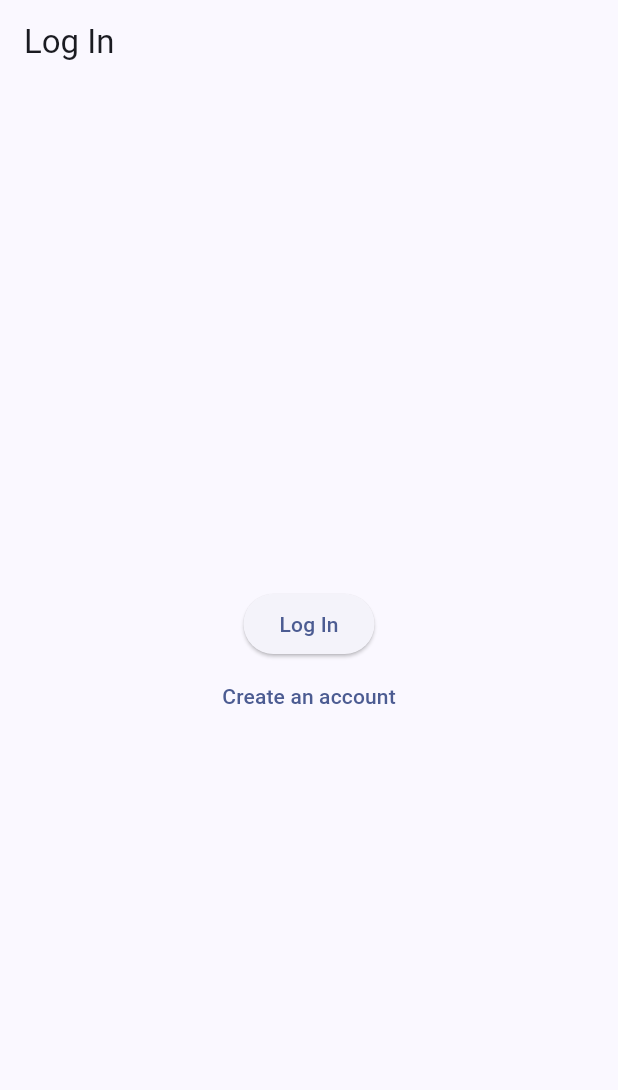
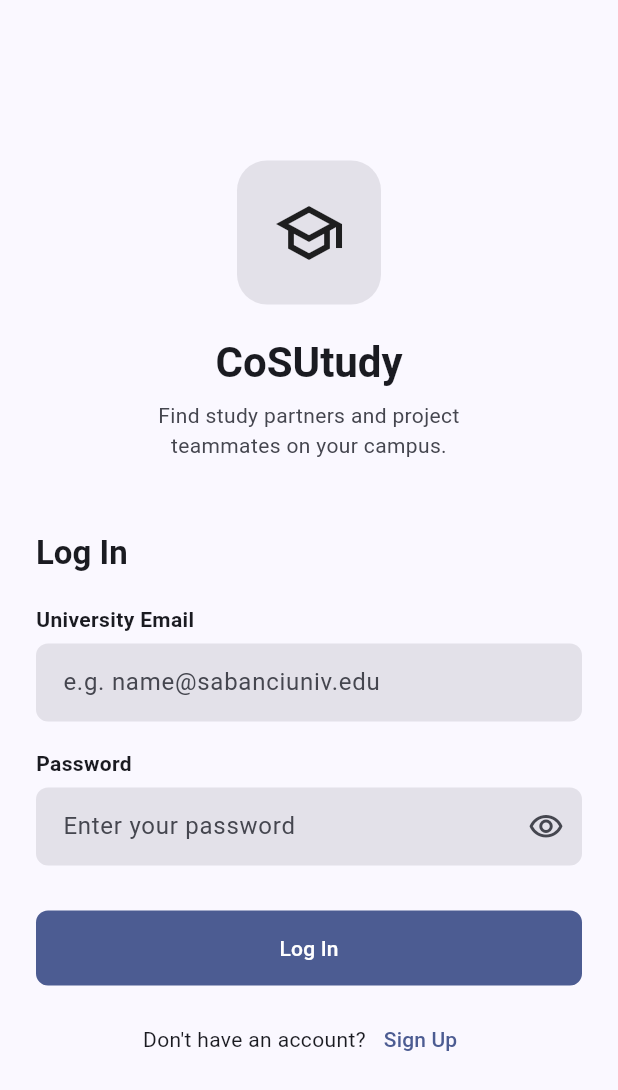
Before and after one commit to mahmutoztuncer/cs310-mobile-project, a Flutter app: the screen it shows after launch, on a phone screen of 412 x 824 dp. Shown: the top 1090 px of the screen. Run offline on Flutter 3.47's test engine with Material 3 defaults, Android fonts, the phone set to English and light mode, and no system bars.

Commit message:
Implement Login screen from Figma wireframe
Add university email validation, password visibility and demo navigation to Home.

```diff
--- a/lib/screens/login_screen.dart
+++ b/lib/screens/login_screen.dart
@@ -1,26 +1,120 @@
 import 'package:flutter/material.dart';
 
-// PLACEHOLDER — Gence will implement this screen.
-class LoginScreen extends StatelessWidget {
+import 'account_widgets.dart';
+
+class LoginScreen extends StatefulWidget {
   const LoginScreen({super.key});
+  @override
+  State<LoginScreen> createState() => _LoginScreenState();
+}
+
+class _LoginScreenState extends State<LoginScreen> {
+  final _formKey = GlobalKey<FormState>();
+  final _email = TextEditingController();
+  final _password = TextEditingController();
+
+  @override
+  void dispose() {
+    _email.dispose();
+    _password.dispose();
+    super.dispose();
+  }
+
+  void _login() {
+    if (!_formKey.currentState!.validate()) return;
+    // Step 2 demonstrates navigation only; no credentials are authenticated.
+    DemoAccount.reset();
+    DemoAccount.email = _email.text.trim().toLowerCase();
+    FocusScope.of(context).unfocus();
+    Navigator.pushNamedAndRemoveUntil(context, '/main', (_) => false);
+  }
 
   @override
   Widget build(BuildContext context) {
+    final colors = Theme.of(context).colorScheme;
     return Scaffold(
-      appBar: AppBar(title: const Text('Log In')),
-      body: Center(
-        child: Column(
-          mainAxisSize: MainAxisSize.min,
-          children: [
-            ElevatedButton(
-              onPressed: () => Navigator.pushReplacementNamed(context, '/main'),
-              child: const Text('Log In'),
+      body: SafeArea(
+        child: Center(
+          child: SingleChildScrollView(
+            padding: const EdgeInsets.all(24),
+            child: ConstrainedBox(
+              constraints: const BoxConstraints(maxWidth: 440),
+              child: Form(
+                key: _formKey,
+                autovalidateMode: AutovalidateMode.onUserInteraction,
+                child: Column(
+                  crossAxisAlignment: CrossAxisAlignment.stretch,
+                  children: [
+                    Center(
+                      child: Container(
+                        width: 96,
+                        height: 96,
+                        decoration: BoxDecoration(
+                          color: colors.surfaceContainerHighest,
+                          borderRadius: BorderRadius.circular(20),
+                        ),
+                        child: const Icon(Icons.school_outlined, size: 48),
+                      ),
+                    ),
+                    const SizedBox(height: 20),
+                    Text(
+                      'CoSUtudy',
+                      textAlign: TextAlign.center,
+                      style: Theme.of(context).textTheme.headlineMedium
+                          ?.copyWith(fontWeight: FontWeight.bold),
+                    ),
+                    const SizedBox(height: 8),
+                    Text(
+                      'Find study partners and project\nteammates on your campus.',
+                      textAlign: TextAlign.center,
+                      style: TextStyle(color: colors.onSurfaceVariant),
+                    ),
+                    const SizedBox(height: 48),
+                    Text(
+                      'Log In',
+                      style: Theme.of(context).textTheme.titleLarge
+                          ?.copyWith(fontWeight: FontWeight.bold),
+                    ),
+                    const SizedBox(height: 20),
+                    AccountField(
+                      label: 'University Email',
+                      hint: 'e.g. name@sabanciuniv.edu',
+                      controller: _email,
+                      validator: AccountValidation.email,
+                      keyboardType: TextInputType.emailAddress,
+                      autofillHints: const [AutofillHints.username],
+                    ),
+                    AccountField(
+                      label: 'Password',
+                      hint: 'Enter your password',
+                      controller: _password,
+                      password: true,
+                      validator: (value) => value == null || value.isEmpty
+                          ? 'Enter your password.'
+                          : null,
+                      autofillHints: const [AutofillHints.password],
+                      onSubmitted: _login,
+                    ),
+                    const SizedBox(height: 12),
+                    AccountButton(label: 'Log In', onPressed: _login),
+                    const SizedBox(height: 12),
+                    Wrap(
+                      alignment: WrapAlignment.center,
+                      crossAxisAlignment: WrapCrossAlignment.center,
+                      children: [
+                        const Text("Don't have an account?"),
+                        TextButton(
+                          onPressed: () =>
+                              Navigator.pushNamed(context, '/signup'),
+                          child: const Text('Sign Up'),
+                        ),
+                      ],
+                    ),
+                  ],
+                ),
+              ),
             ),
-            TextButton(
-              onPressed: () => Navigator.pushNamed(context, '/signup'),
-              child: const Text('Create an account'),
-            ),
-          ],
+          ),
         ),
       ),
     );
```
